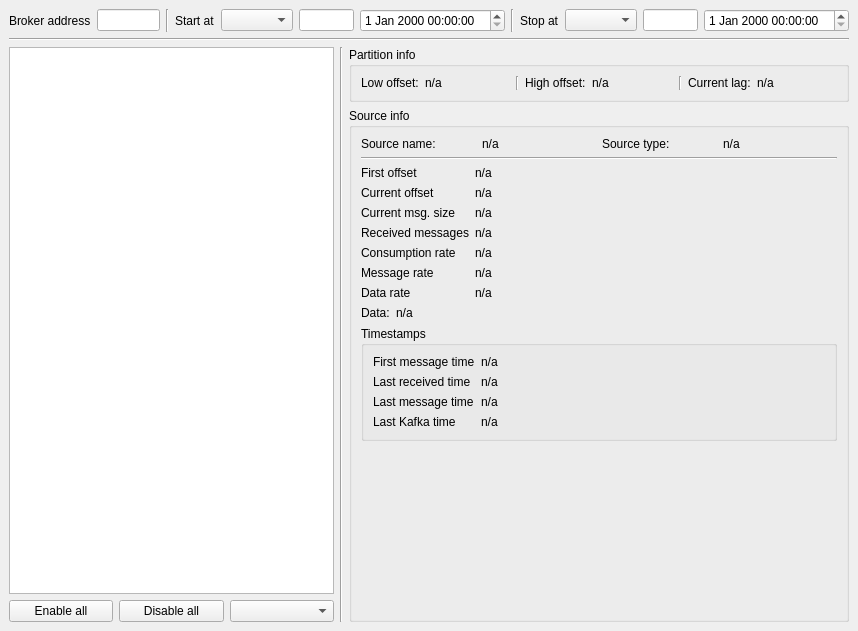
First picture: the form in WhereforeGUI.ui, repository ess-dmsc/wherefore, before the edit.
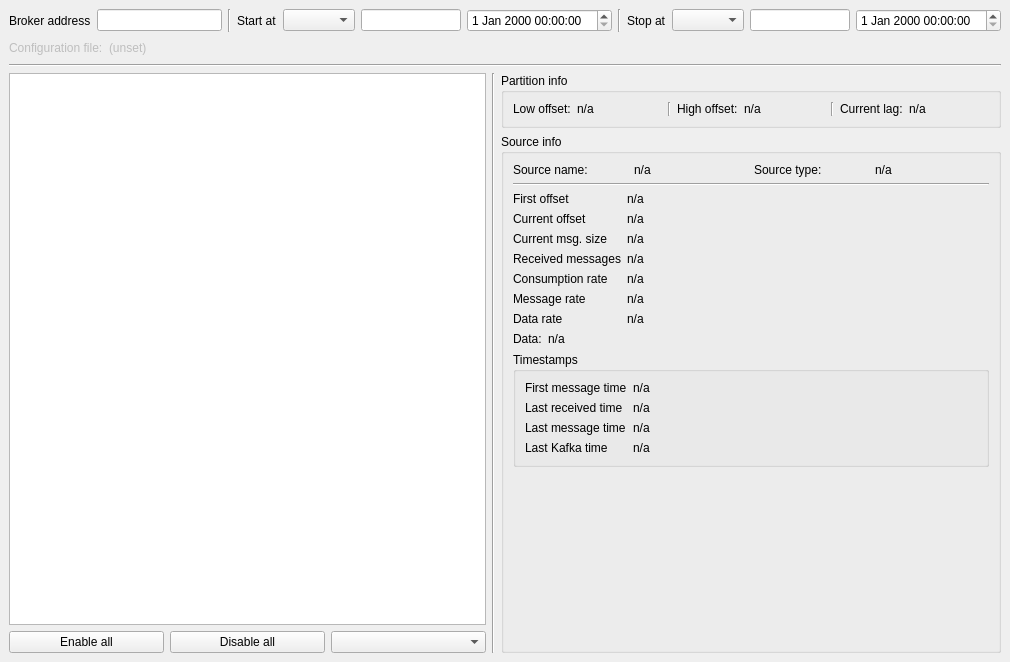
Second picture: the form after the edit.

Commit message: Add SASL/SSL support to GUI

The edit to the form file:
```diff
--- a/WhereforeGUI.ui
+++ b/WhereforeGUI.ui
@@ -6,8 +6,8 @@
    <rect>
     <x>0</x>
     <y>0</y>
-    <width>858</width>
-    <height>631</height>
+    <width>1010</width>
+    <height>662</height>
    </rect>
   </property>
   <property name="sizePolicy">
@@ -34,6 +34,11 @@
    </property>
    <layout class="QVBoxLayout" name="verticalLayout_3">
     <item>
+     <layout class="QVBoxLayout" name="verticalLayout_8">
+      <property name="bottomMargin">
+       <number>0</number>
+      </property>
+      <item>
      <layout class="QHBoxLayout" name="consumerBarLayout">
       <property name="sizeConstraint">
        <enum>QLayout::SetDefaultConstraint</enum>
@@ -121,6 +126,51 @@
      </layout>
     </item>
     <item>
+       <layout class="QHBoxLayout" name="kafkaConfigFileLayout">
+        <item>
+         <widget class="QLabel" name="kafkaConfigFileLabel">
+          <property name="enabled">
+           <bool>false</bool>
+          </property>
+          <property name="sizePolicy">
+           <sizepolicy hsizetype="Preferred" vsizetype="Preferred">
+            <horstretch>0</horstretch>
+            <verstretch>0</verstretch>
+           </sizepolicy>
+          </property>
+          <property name="text">
+           <string>Configuration file:</string>
+          </property>
+         </widget>
+        </item>
+        <item>
+         <widget class="QLabel" name="kafkaConfigFileValueLabel">
+          <property name="enabled">
+           <bool>false</bool>
+          </property>
+          <property name="text">
+           <string>(unset)</string>
+          </property>
+         </widget>
+        </item>
+        <item>
+         <spacer name="horizontalSpacer">
+          <property name="orientation">
+           <enum>Qt::Horizontal</enum>
+          </property>
+          <property name="sizeHint" stdset="0">
+           <size>
+            <width>40</width>
+            <height>20</height>
+           </size>
+          </property>
+         </spacer>
+        </item>
+       </layout>
+      </item>
+     </layout>
+    </item>
+    <item>
      <widget class="Line" name="line">
       <property name="orientation">
        <enum>Qt::Horizontal</enum>
```
Left out of the diff: 6 changed lines with no effect on the pictures. Lines whose indentation alone changed are shown as unchanged. The commit also changes 4 other files.
